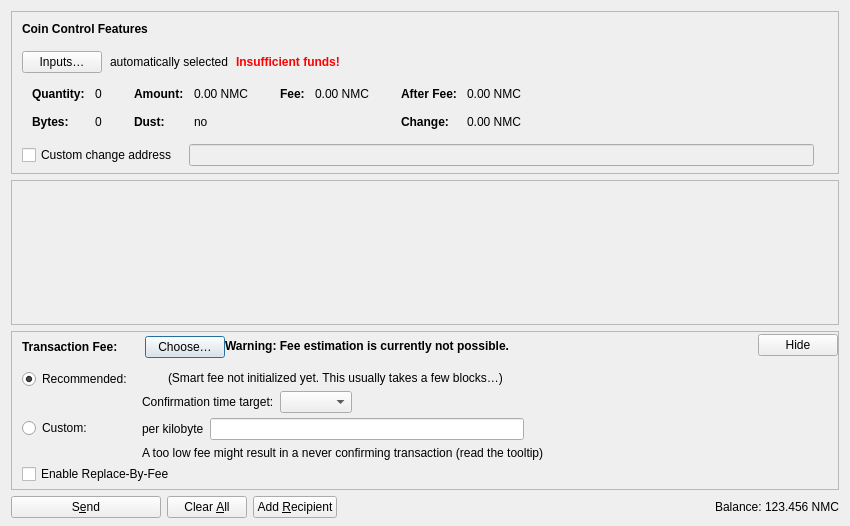
The window that src/qt/forms/sendcoinsdialog.ui (mrheat/doichain-core-rebase) describes before a commit, drawn with Qt 5.
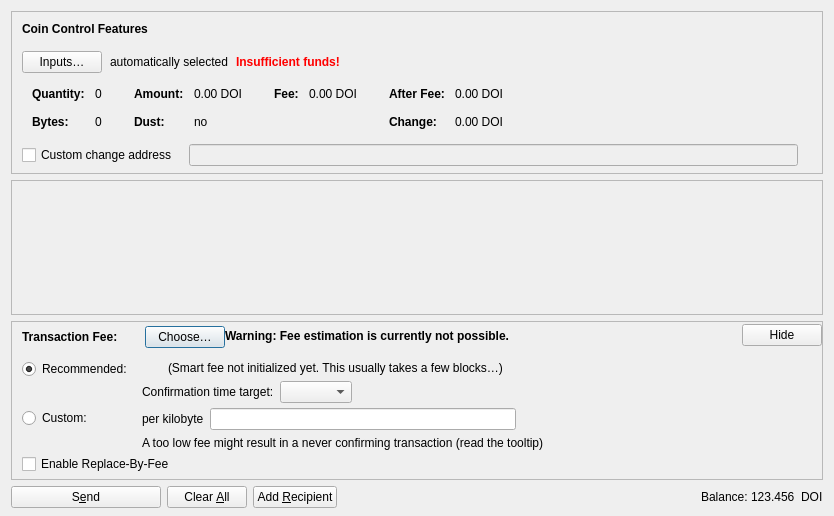
The same window after the commit. Icons and pictures are not drawn. Custom widgets are drawn as their Qt base class.

Patch:
```diff
--- a/src/qt/forms/sendcoinsdialog.ui
+++ b/src/qt/forms/sendcoinsdialog.ui
@@ -6,8 +6,8 @@
    <rect>
     <x>0</x>
     <y>0</y>
-    <width>850</width>
-    <height>526</height>
+    <width>831</width>
+    <height>516</height>
    </rect>
   </property>
   <property name="windowTitle">
@@ -324,7 +324,7 @@
                   <enum>Qt::ActionsContextMenu</enum>
                  </property>
                  <property name="text">
-                  <string notr="true">0.00 NMC</string>
+                  <string notr="true">0.00 DOI</string>
                  </property>
                  <property name="textInteractionFlags">
                   <set>Qt::LinksAccessibleByMouse|Qt::TextSelectableByKeyboard|Qt::TextSelectableByMouse</set>
@@ -404,7 +404,7 @@
                   <enum>Qt::ActionsContextMenu</enum>
                  </property>
                  <property name="text">
-                  <string notr="true">0.00 NMC</string>
+                  <string notr="true">0.00 DOI</string>
                  </property>
                  <property name="textInteractionFlags">
                   <set>Qt::LinksAccessibleByMouse|Qt::TextSelectableByKeyboard|Qt::TextSelectableByMouse</set>
@@ -455,7 +455,7 @@
                   <enum>Qt::ActionsContextMenu</enum>
                  </property>
                  <property name="text">
-                  <string notr="true">0.00 NMC</string>
+                  <string notr="true">0.00 DOI</string>
                  </property>
                  <property name="textInteractionFlags">
                   <set>Qt::LinksAccessibleByMouse|Qt::TextSelectableByKeyboard|Qt::TextSelectableByMouse</set>
@@ -484,7 +484,7 @@
                   <enum>Qt::ActionsContextMenu</enum>
                  </property>
                  <property name="text">
-                  <string notr="true">0.00 NMC</string>
+                  <string notr="true">0.00 DOI</string>
                  </property>
                  <property name="textInteractionFlags">
                   <set>Qt::LinksAccessibleByMouse|Qt::TextSelectableByKeyboard|Qt::TextSelectableByMouse</set>
@@ -587,8 +587,8 @@
        <rect>
         <x>0</x>
         <y>0</y>
-        <width>830</width>
-        <height>104</height>
+        <width>811</width>
+        <height>68</height>
        </rect>
       </property>
       <layout class="QVBoxLayout" name="verticalLayout_2" stretch="0,1">
@@ -1214,7 +1214,7 @@
           <cursorShape>IBeamCursor</cursorShape>
          </property>
          <property name="text">
-          <string notr="true">123.456 NMC</string>
+          <string notr="true">123.456  DOI</string>
          </property>
          <property name="textInteractionFlags">
           <set>Qt::LinksAccessibleByMouse|Qt::TextSelectableByKeyboard|Qt::TextSelectableByMouse</set>
```
Left out of the diff: 20 changed lines with no effect on the pictures.
